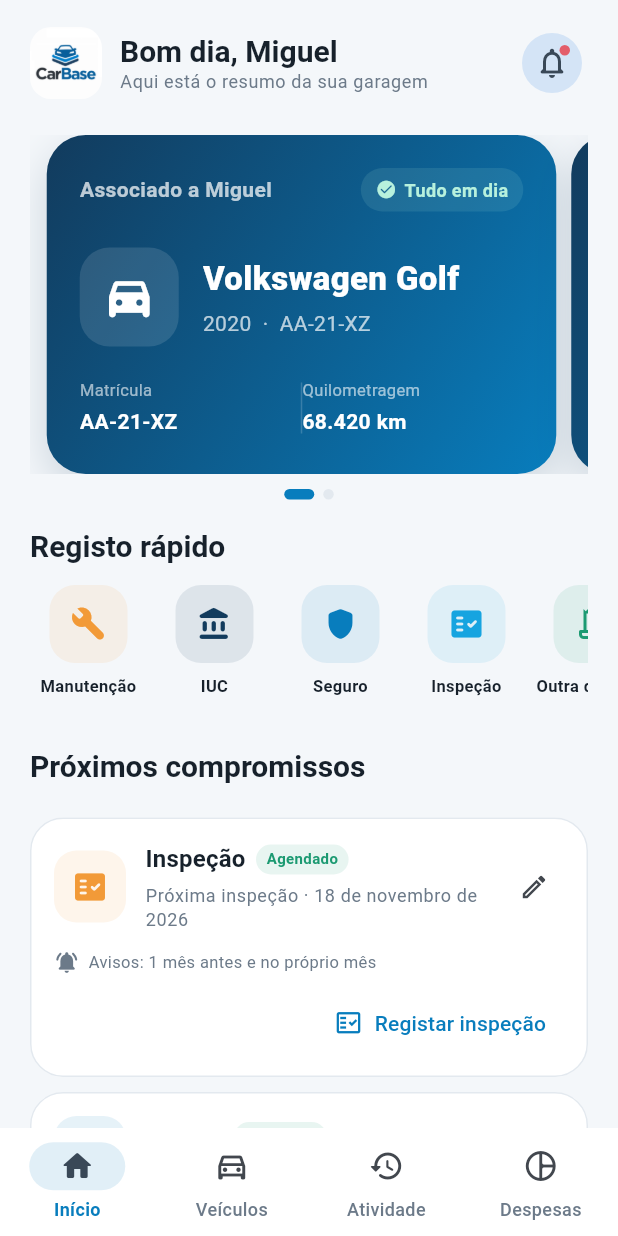
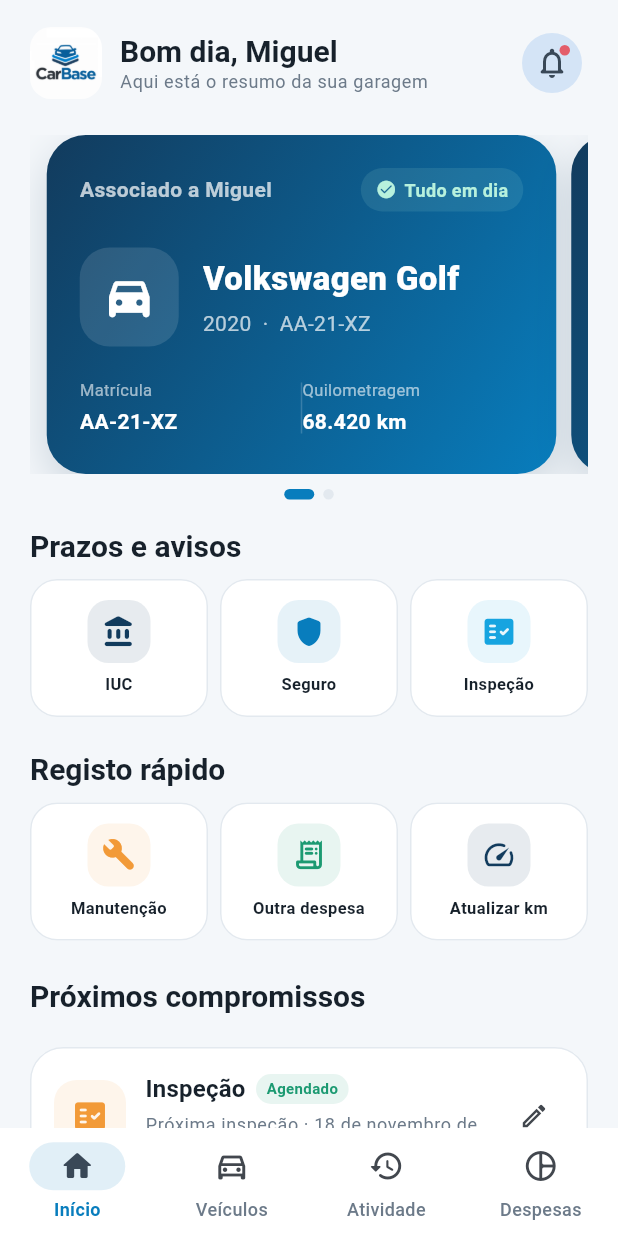
Before and after one commit to tiagofngomes/CarBase, a Flutter app: the screen it shows after launch, on a phone screen of 412 x 824 dp. Run offline on Flutter 3.47's test engine with Material 3 defaults, Android fonts, the phone set to English and light mode, and no system bars; our stand-ins replace drift, drift_flutter; accounts and stored records are empty; generated files the repository leaves out were written again.

Commit message:
feat: add vehicle type management and update UI components for vehicle entries

```diff
--- a/lib/core/models/vehicle.dart
+++ b/lib/core/models/vehicle.dart
@@ -1,3 +1,15 @@
+import 'package:flutter/material.dart';
+
+enum VehicleType {
+  car('Carro', Icons.directions_car_filled_rounded),
+  motorcycle('Mota', Icons.two_wheeler_rounded);
+
+  const VehicleType(this.label, this.icon);
+
+  final String label;
+  final IconData icon;
+}
+
 class Vehicle {
   const Vehicle({
     required this.id,
@@ -9,6 +21,7 @@
     required this.nextInspection,
     required this.color,
     this.associatedPerson,
+    this.type = VehicleType.car,
   });
 
   final String id;
@@ -20,10 +33,36 @@
   final DateTime nextInspection;
   final int color;
   final String? associatedPerson;
+  final VehicleType type;
 
   String get displayName => '$make $model';
 
   String get associationLabel => associatedPerson?.trim().isNotEmpty == true
       ? associatedPerson!.trim()
       : 'Sem pessoa associada';
+
+  Vehicle copyWith({
+    String? make,
+    String? model,
+    int? year,
+    String? licensePlate,
+    int? mileage,
+    DateTime? nextInspection,
+    int? color,
+    String? associatedPerson,
+    VehicleType? type,
+  }) {
+    return Vehicle(
+      id: id,
+      make: make ?? this.make,
+      model: model ?? this.model,
+      year: year ?? this.year,
+      licensePlate: licensePlate ?? this.licensePlate,
+      mileage: mileage ?? this.mileage,
+      nextInspection: nextInspection ?? this.nextInspection,
+      color: color ?? this.color,
+      associatedPerson: associatedPerson ?? this.associatedPerson,
+      type: type ?? this.type,
+    );
+  }
 }
--- a/lib/data/local/app_database.dart
+++ b/lib/data/local/app_database.dart
@@ -14,6 +14,7 @@
   DateTimeColumn get nextInspection => dateTime()();
   IntColumn get color => integer()();
   TextColumn get associatedPerson => text().nullable()();
+  TextColumn get vehicleType => text().withDefault(const Constant('car'))();
 
   @override
   Set<Column<Object>> get primaryKey => {id};
@@ -69,5 +70,14 @@
       );
 
   @override
-  int get schemaVersion => 1;
+  int get schemaVersion => 2;
+
+  @override
+  MigrationStrategy get migration => MigrationStrategy(
+    onUpgrade: (migrator, from, to) async {
+      if (from < 2) {
+        await migrator.addColumn(vehicleEntries, vehicleEntries.vehicleType);
+      }
+    },
+  );
 }
--- a/lib/data/local/carbase_repository.dart
+++ b/lib/data/local/carbase_repository.dart
@@ -94,6 +94,7 @@
             nextInspection: vehicle.nextInspection,
             color: vehicle.color,
             associatedPerson: Value(vehicle.associatedPerson),
+            vehicleType: Value(vehicle.type.name),
           ),
         );
   }
@@ -151,6 +152,10 @@
     nextInspection: row.nextInspection,
     color: row.color,
     associatedPerson: row.associatedPerson,
+    type: VehicleType.values.firstWhere(
+      (type) => type.name == row.vehicleType,
+      orElse: () => VehicleType.car,
+    ),
   );
 
   RecurringObligation _obligationFromRow(ObligationRow row) =>
--- a/lib/features/dashboard/presentation/dashboard_page.dart
+++ b/lib/features/dashboard/presentation/dashboard_page.dart
@@ -24,6 +24,7 @@
     required this.onVehicleChanged,
     required this.obligations,
     required this.events,
+    required this.onVehicleSaved,
     required this.onObligationSaved,
     required this.onObligationPaid,
     required this.onInspectionCompleted,
@@ -37,6 +38,7 @@
   final ValueChanged<String> onVehicleChanged;
   final List<RecurringObligation> obligations;
   final List<VehicleEvent> events;
+  final ValueChanged<Vehicle> onVehicleSaved;
   final ValueChanged<RecurringObligation> onObligationSaved;
   final void Function(
     RecurringObligation obligation,
@@ -142,11 +144,10 @@
                 ],
               ),
               const SizedBox(height: 18),
-              const SectionHeader(title: 'Registo rápido'),
-              const SizedBox(height: 6),
               QuickActions(
                 vehicle: _selectedVehicle,
                 obligations: widget.obligations,
+                onVehicleSaved: widget.onVehicleSaved,
                 onObligationSaved: widget.onObligationSaved,
                 onEventSaved: widget.onEventSaved,
               ),
--- a/lib/features/dashboard/presentation/widgets/quick_actions.dart
+++ b/lib/features/dashboard/presentation/widgets/quick_actions.dart
@@ -7,81 +7,97 @@
 import '../../../../core/models/vehicle_event.dart';
 import '../../../obligations/presentation/obligation_setup_sheet.dart';
 import '../../../records/presentation/record_entry_sheet.dart';
+import '../../../vehicles/presentation/mileage_update_sheet.dart';
 
 class QuickActions extends StatelessWidget {
   const QuickActions({
     super.key,
     required this.vehicle,
     required this.obligations,
+    required this.onVehicleSaved,
     required this.onObligationSaved,
     required this.onEventSaved,
   });
 
   final Vehicle vehicle;
   final List<RecurringObligation> obligations;
+  final ValueChanged<Vehicle> onVehicleSaved;
   final ValueChanged<RecurringObligation> onObligationSaved;
   final ValueChanged<VehicleEvent> onEventSaved;
 
   @override
   Widget build(BuildContext context) {
-    const actions = [
-      (RecordType.maintenance, AppColors.warning),
-      (RecordType.iuc, AppColors.navy),
-      (RecordType.insurance, AppColors.blue),
-      (RecordType.inspection, AppColors.brightBlue),
-      (RecordType.otherExpense, AppColors.success),
-    ];
-
-    return SizedBox(
-      height: 92,
-      child: ListView.separated(
-        scrollDirection: Axis.horizontal,
-        itemCount: actions.length,
-        separatorBuilder: (_, _) => const SizedBox(width: 6),
-        itemBuilder: (context, index) {
-          final action = actions[index];
-          return SizedBox(
-            width: 78,
-            child: InkWell(
-              borderRadius: BorderRadius.circular(18),
-              onTap: () => _openAction(context, action.$1),
-              child: Padding(
-                padding: const EdgeInsets.symmetric(vertical: 8),
-                child: Column(
+    return Column(
+      crossAxisAlignment: CrossAxisAlignment.start,
       children: [
-                    Container(
-                      width: 52,
-                      height: 52,
-                      decoration: BoxDecoration(
-                        color: action.$2.withValues(alpha: .1),
-                        borderRadius: BorderRadius.circular(17),
+        Text('Prazos e avisos', style: Theme.of(context).textTheme.titleLarge),
+        const SizedBox(height: 10),
+        Row(
+          children: [
+            _ActionButton(
+              label: 'IUC',
+              icon: RecordType.iuc.icon,
+              color: AppColors.navy,
+              onTap: () => _openObligation(context, RecordType.iuc),
             ),
-                      child: Icon(action.$1.icon, color: action.$2),
+            const SizedBox(width: 8),
+            _ActionButton(
+              label: 'Seguro',
+              icon: RecordType.insurance.icon,
+              color: AppColors.blue,
+              onTap: () => _openObligation(context, RecordType.insurance),
             ),
-                    const SizedBox(height: 8),
-                    Text(
-                      action.$1.label,
-                      textAlign: TextAlign.center,
-                      maxLines: 2,
-                      style: const TextStyle(
-                        fontSize: 11,
-                        fontWeight: FontWeight.w600,
-                      ),
+            const SizedBox(width: 8),
+            _ActionButton(
+              label: 'Inspeção',
+              icon: RecordType.inspection.icon,
+              color: AppColors.brightBlue,
+              onTap: () => _openObligation(context, RecordType.inspection),
             ),
           ],
         ),
+        const SizedBox(height: 22),
+        Text('Registo rápido', style: Theme.of(context).textTheme.titleLarge),
+        const SizedBox(height: 10),
+        Row(
+          children: [
+            _ActionButton(
+              label: 'Manutenção',
+              icon: RecordType.maintenance.icon,
+              color: AppColors.warning,
+              onTap: () => RecordEntrySheet.show(
+                context,
+                RecordType.maintenance,
+                vehicle,
+                onEventSaved,
               ),
             ),
-          );
-        },
+            const SizedBox(width: 8),
+            _ActionButton(
+              label: 'Outra despesa',
+              icon: RecordType.otherExpense.icon,
+              color: AppColors.success,
+              onTap: () => RecordEntrySheet.show(
+                context,
+                RecordType.otherExpense,
+                vehicle,
+                onEventSaved,
               ),
+            ),
+            const SizedBox(width: 8),
+            _ActionButton(
+              label: 'Atualizar km',
+              icon: Icons.speed_rounded,
+              color: AppColors.navy,
+              onTap: () => _updateMileage(context),
+            ),
+          ],
+        ),
+      ],
     );
   }
 
-  void _openAction(BuildContext context, RecordType type) {
-    if (type == RecordType.iuc ||
-        type == RecordType.insurance ||
-        type == RecordType.inspection) {
+  void _openObligation(BuildContext context, RecordType type) {
     final matching = obligations.where(
       (item) => item.vehicleId == vehicle.id && item.type == type,
     );
@@ -92,8 +108,71 @@
       existing: matching.isEmpty ? null : matching.first,
       onSave: onObligationSaved,
     );
-      return;
   }
-    RecordEntrySheet.show(context, type, vehicle, onEventSaved);
+
+  Future<void> _updateMileage(BuildContext context) async {
+    final updated = await MileageUpdateSheet.show(context, vehicle);
+    if (updated != null) onVehicleSaved(updated);
   }
 }
+
+class _ActionButton extends StatelessWidget {
+  const _ActionButton({
+    required this.label,
+    required this.icon,
+    required this.color,
+    required this.onTap,
+  });
+
+  final String label;
+  final IconData icon;
+  final Color color;
+  final VoidCallback onTap;
+
+  @override
+  Widget build(BuildContext context) {
+    return Expanded(
+      child: Material(
+        color: AppColors.surface,
+        borderRadius: BorderRadius.circular(18),
+        child: InkWell(
+          onTap: onTap,
+          borderRadius: BorderRadius.circular(18),
+          child: Container(
+            height: 92,
+            padding: const EdgeInsets.symmetric(horizontal: 6, vertical: 10),
+            decoration: BoxDecoration(
+              borderRadius: BorderRadius.circular(18),
+              border: Border.all(color: AppColors.border),
+            ),
+            child: Column(
+              mainAxisAlignment: MainAxisAlignment.center,
+              children: [
+                Container(
+                  width: 42,
+                  height: 42,
+                  decoration: BoxDecoration(
+                    color: color.withValues(alpha: .1),
+                    borderRadius: BorderRadius.circular(14),
+                  ),
+                  child: Icon(icon, color: color, size: 23),
+                ),
+                const SizedBox(height: 7),
+                Text(
+                  label,
+                  maxLines: 1,
+                  overflow: TextOverflow.ellipsis,
+                  textAlign: TextAlign.center,
+                  style: const TextStyle(
+                    fontSize: 11,
+                    fontWeight: FontWeight.w700,
+                  ),
+                ),
+              ],
+            ),
+          ),
+        ),
+      ),
+    );
+  }
+}
--- a/lib/features/dashboard/presentation/widgets/vehicle_hero_card.dart
+++ b/lib/features/dashboard/presentation/widgets/vehicle_hero_card.dart
@@ -61,11 +61,7 @@
                   color: Colors.white.withValues(alpha: .12),
                   borderRadius: BorderRadius.circular(20),
                 ),
-                child: const Icon(
-                  Icons.directions_car_filled_rounded,
-                  color: Colors.white,
-                  size: 36,
-                ),
+                child: Icon(vehicle.type.icon, color: Colors.white, size: 36),
               ),
               const SizedBox(width: 16),
               Expanded(
--- a/lib/features/records/presentation/record_entry_sheet.dart
+++ b/lib/features/records/presentation/record_entry_sheet.dart
@@ -127,10 +127,7 @@
                 ),
                 child: Row(
                   children: [
-                    const Icon(
-                      Icons.directions_car_rounded,
-                      color: AppColors.blue,
-                    ),
+                    Icon(widget.vehicle.type.icon, color: AppColors.blue),
                     const SizedBox(width: 11),
                     Expanded(
                       child: Column(
--- a/lib/features/shell/presentation/app_shell.dart
+++ b/lib/features/shell/presentation/app_shell.dart
@@ -136,7 +136,7 @@
         title: isIuc ? 'IUC pago' : 'Seguro pago',
         subtitle: isIuc
             ? 'Pagamento anual registado'
-            : '${obligation.frequency.label} · ${obligation.provider ?? 'Seguro automóvel'}',
+            : '${obligation.frequency.label} · ${obligation.provider ?? 'Seguro do veículo'}',
         date: paidAt,
         type: obligation.type,
         amount: amount,
@@ -187,6 +187,7 @@
         vehicles: _vehicles,
         obligations: _obligations,
         events: _events,
+        onVehicleSaved: _saveVehicle,
         onEventSaved: _saveEvent,
         onEventDeleted: _deleteEvent,
         onObligationSaved: _saveObligation,
--- a/lib/features/vehicles/presentation/vehicle_detail_page.dart
+++ b/lib/features/vehicles/presentation/vehicle_detail_page.dart
@@ -71,11 +71,7 @@
             child: Column(
               mainAxisAlignment: MainAxisAlignment.center,
               children: [
-                const Icon(
-                  Icons.directions_car_filled_rounded,
-                  color: Colors.white,
-                  size: 78,
-                ),
+                Icon(_vehicle.type.icon, color: Colors.white, size: 78),
                 const SizedBox(height: 12),
                 Text(
                   _vehicle.licensePlate,
--- a/lib/features/vehicles/presentation/widgets/vehicle_card.dart
+++ b/lib/features/vehicles/presentation/widgets/vehicle_card.dart
@@ -30,8 +30,8 @@
                       color: Color(vehicle.color),
                       borderRadius: BorderRadius.circular(19),
                     ),
-                    child: const Icon(
-                      Icons.directions_car_filled_rounded,
+                    child: Icon(
+                      vehicle.type.icon,
                       color: Colors.white,
                       size: 31,
                     ),
```
Also changed, not shown: lib/features/obligations/presentation/obligation_setup_sheet.dart (+35 -21 lines), lib/features/vehicles/presentation/mileage_update_sheet.dart (added, +126 -0 lines), lib/features/vehicles/presentation/vehicle_entry_sheet.dart (+27 -0 lines), lib/data/local/app_database.g.dart. Lines whose indentation alone changed are shown as unchanged.
